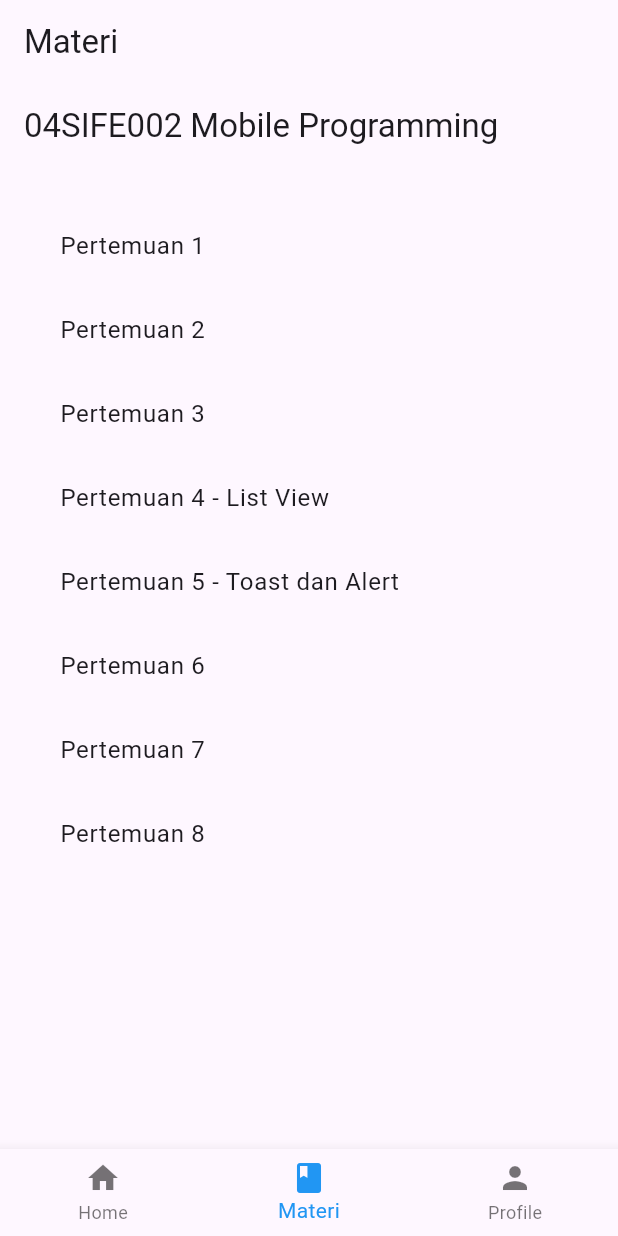
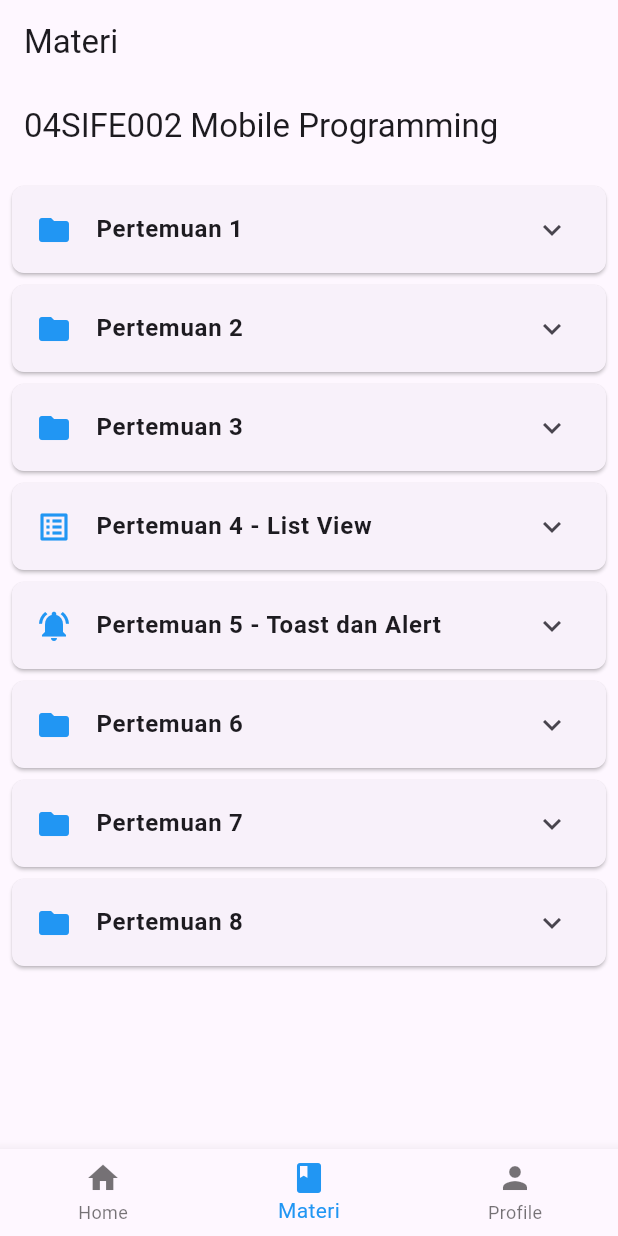
Before and after one commit to Ayysz/praktikum_mp_sife02, a Flutter app: the screen it shows after launch, item 2 of the bottom bar chosen, on a phone screen of 412 x 824 dp. Run offline on Flutter 3.47's test engine with Material 3 defaults, Android fonts, the light colour scheme and no system bars; our stand-ins replace fluttertoast.

Commit message:
feat: add course material menu, toast task screen, and gradle configurations

```diff
--- a/lib/materi.dart
+++ b/lib/materi.dart
@@ -1,40 +1,138 @@
 import 'package:flutter/material.dart';
 import 'package:praktikum_mp_04sife02_ammar/ptm3/latihan_list_view.dart';
 import 'package:praktikum_mp_04sife02_ammar/ptm4/alert_toast.dart';
+import 'package:praktikum_mp_04sife02_ammar/ptm4/tugas_toast.dart';
 
 class Materi extends StatelessWidget {
   const Materi({super.key});
+
+  void _navigateTo(BuildContext context, Widget ptmKe) {
+    Navigator.push(context, MaterialPageRoute(builder: (context) => ptmKe));
+  }
+
+  void _showUnavailableToast(BuildContext context) {
+    ScaffoldMessenger.of(context).showSnackBar(
+      const SnackBar(
+        content: Text('materi pertemuan belum ada'),
+        duration: Duration(seconds: 2),
+      ),
+    );
+  }
+
+  Widget _buildExpansionTile({
+    required BuildContext context,
+    required String title,
+    required IconData icon,
+    required List<Map<String, dynamic>> subItems,
+  }) {
+    return Card(
+      elevation: 1,
+      margin: const EdgeInsets.symmetric(vertical: 4, horizontal: 8),
+      shape: RoundedRectangleBorder(borderRadius: BorderRadius.circular(8)),
+      child: ExpansionTile(
+        leading: Icon(icon, color: Colors.blue),
+        title: Text(title, style: const TextStyle(fontWeight: FontWeight.w600)),
+        shape: const Border(), // Menghilangkan border atas/bawah bawaan saat terbuka
+        children: subItems.map((item) {
+          final IconData subIcon = item['icon'] ?? Icons.article_outlined;
+          return ListTile(
+            leading: Icon(subIcon, size: 20, color: Colors.grey[600]),
+            title: Text(item['title']),
+            contentPadding: const EdgeInsets.only(left: 32.0, right: 16.0),
+            trailing: const Icon(Icons.arrow_forward_ios, size: 14, color: Colors.grey),
+            onTap: () {
+              if (item['page'] != null) {
+                _navigateTo(context, item['page'] as Widget);
+              } else {
+                _showUnavailableToast(context);
+              }
+            },
+          );
+        }).toList(),
+      ),
+    );
+  }
+
   @override
   Widget build(BuildContext context) {
-
-    void navigateTo(Widget ptmKe) {
-
-      Navigator.push(context, MaterialPageRoute(builder: (context) => ptmKe));
-    }
+    // Data list pertemuan, memudahkan pengaturan konten tanpa hardcode satu-satu
+    final List<Map<String, dynamic>> pertemuanData = [
+      {
+        "title": "Pertemuan 1",
+        "icon": Icons.folder,
+        "subItems": [
+          {'title': 'Sub Materi 1', 'page': null, 'icon': Icons.folder_off},
+        ]
+      },
+      {
+        "title": "Pertemuan 2",
+        "icon": Icons.folder,
+        "subItems": [
+          {'title': 'Sub Materi 1', 'page': null, 'icon': Icons.folder_off},
+        ]
+      },
+      {
+        "title": "Pertemuan 3",
+        "icon": Icons.folder,
+        "subItems": [
+          {'title': 'Sub Materi 1', 'page': null, 'icon': Icons.folder_off},
+        ]
+      },
+      {
+        "title": "Pertemuan 4 - List View",
+        "icon": Icons.list_alt,
+        "subItems": [
+          {'title': 'Latihan List View', 'page': const LatihanListView(), 'icon': Icons.visibility},
+        ]
+      },
+      {
+        "title": "Pertemuan 5 - Toast dan Alert",
+        "icon": Icons.notifications_active,
+        "subItems": [
+          {'title': 'Latihan Toast/Alert', 'page': const AlertToast(), 'icon': Icons.visibility},
+          {'title': 'Tugas Alert Pemesanan Makanan', 'page': const TugasToast(), 'icon': Icons.food_bank},
+        ]
+      },
+      {
+        "title": "Pertemuan 6",
+        "icon": Icons.folder,
+        "subItems": [
+          {'title': 'Sub Materi 1', 'page': null, 'icon': Icons.folder_off},
+        ]
+      },
+      {
+        "title": "Pertemuan 7",
+        "icon": Icons.folder,
+        "subItems": [
+          {'title': 'Sub Materi 1', 'page': null, 'icon': Icons.folder_off},
+        ]
+      },
+      {
+        "title": "Pertemuan 8",
+        "icon": Icons.folder,
+        "subItems": [
+          {'title': 'Sub Materi 1', 'page': null, 'icon': Icons.folder_off},
+        ]
+      },
+    ];
 
     return Scaffold(
       appBar: AppBar(
-          title: Text('04SIFE002 Mobile Programming'),
+        title: const Text('04SIFE002 Mobile Programming'),
       ),
-      body: Padding(
-        padding: const EdgeInsets.all(16.0),
-        child: ListView(
-          padding: const EdgeInsets.all(8),
-          children: <Widget>[
-            ListTile(title: Text("Pertemuan 1")),
-            ListTile(title: Text("Pertemuan 2")),
-            ListTile(title: Text("Pertemuan 3")),
-            ListTile(
-              title: Text("Pertemuan 4 - List View"),
-              onTap: () => navigateTo(LatihanListView()),
-            ),
-            ListTile(title: Text("Pertemuan 5 - Toast dan Alert"), onTap: () => navigateTo(AlertToast())),
-            ListTile(title: Text("Pertemuan 6"), onTap: () => navigateTo(LatihanListView())),
-            ListTile(title: Text("Pertemuan 7"), onTap: () => navigateTo(LatihanListView())),
-            ListTile(title: Text("Pertemuan 8"), onTap: () => navigateTo(LatihanListView())),
-          ],
-        ),
-      )
+      body: ListView.builder(
+        padding: const EdgeInsets.only(top: 8, bottom: 24),
+        itemCount: pertemuanData.length,
+        itemBuilder: (context, index) {
+          final data = pertemuanData[index];
+          return _buildExpansionTile(
+            context: context,
+            title: data['title'],
+            icon: data['icon'],
+            subItems: data['subItems'],
+          );
+        },
+      ),
     );
   }
 }
```
Also changed, not shown: 1 other file.
